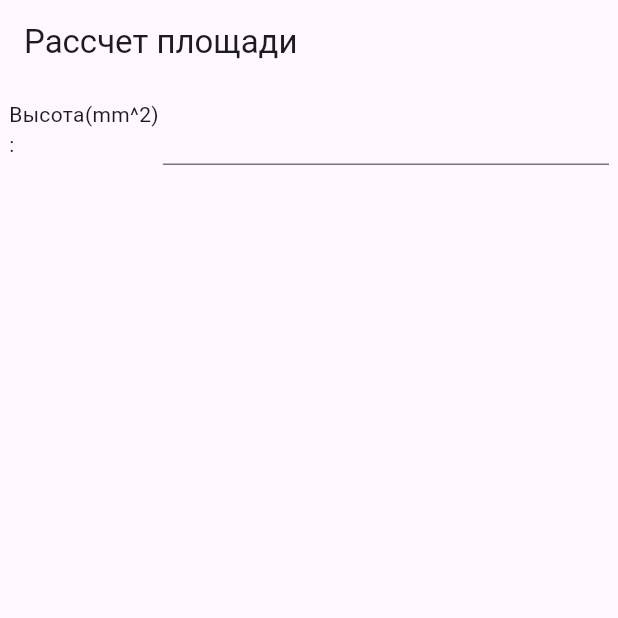
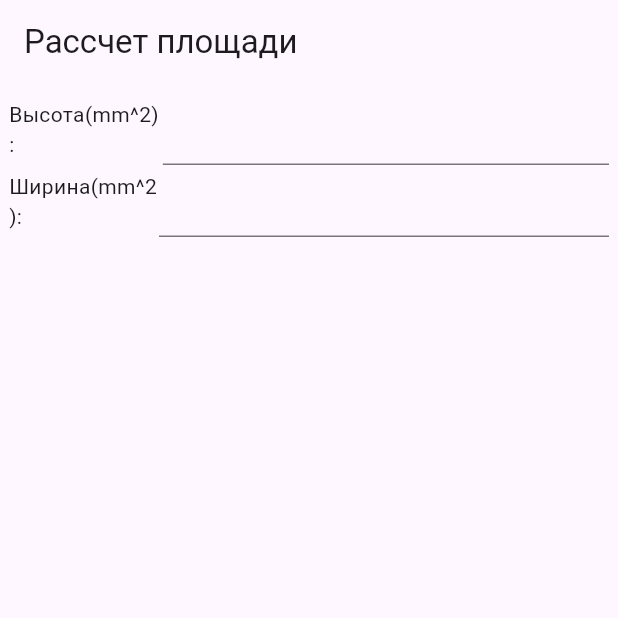
Before and after one commit to masalecs/IT2104_IVANOV, a Flutter app: the screen it shows after launch, on a phone screen of 412 x 824 dp, the top half of it. Run offline on Flutter 3.47's test engine with Material 3 defaults, Android fonts, the phone set to English and light mode, and no system bars.

Commit message:
Добавлено второе текствое поли

```diff
--- a/Mobile-Devs-lab6branch/lab6/lib/main.dart
+++ b/Mobile-Devs-lab6branch/lab6/lib/main.dart
@@ -52,6 +52,23 @@
                       )),
                 ],
               ),
+              Row(children: [
+                const Expanded(
+                  child: Text("Ширина(mm^2):"),
+                  flex: 1,
+                ),
+                Expanded(
+                    flex: 3,
+                    child: TextFormField(
+                      controller: f2,
+                      validator: (value) {
+                        if (value == null || value.isEmpty) {
+                          return 'Введите ширину';
+                        }
+                        return null;
+                      },
+                    )),
+              ]),
             ],
           ),
         ));
```
